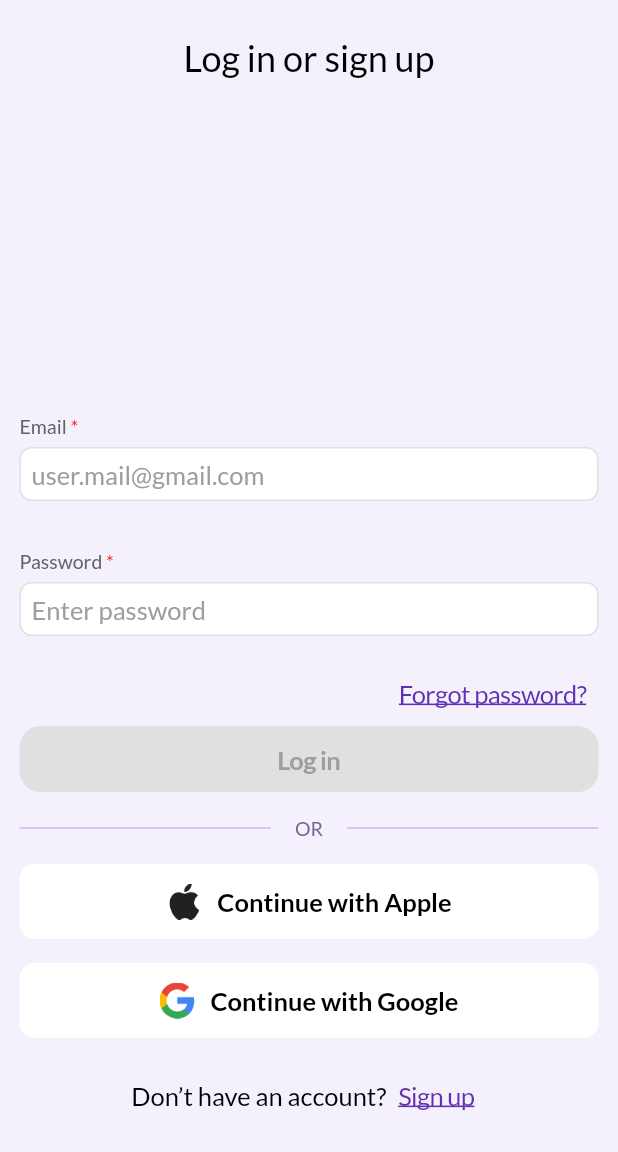
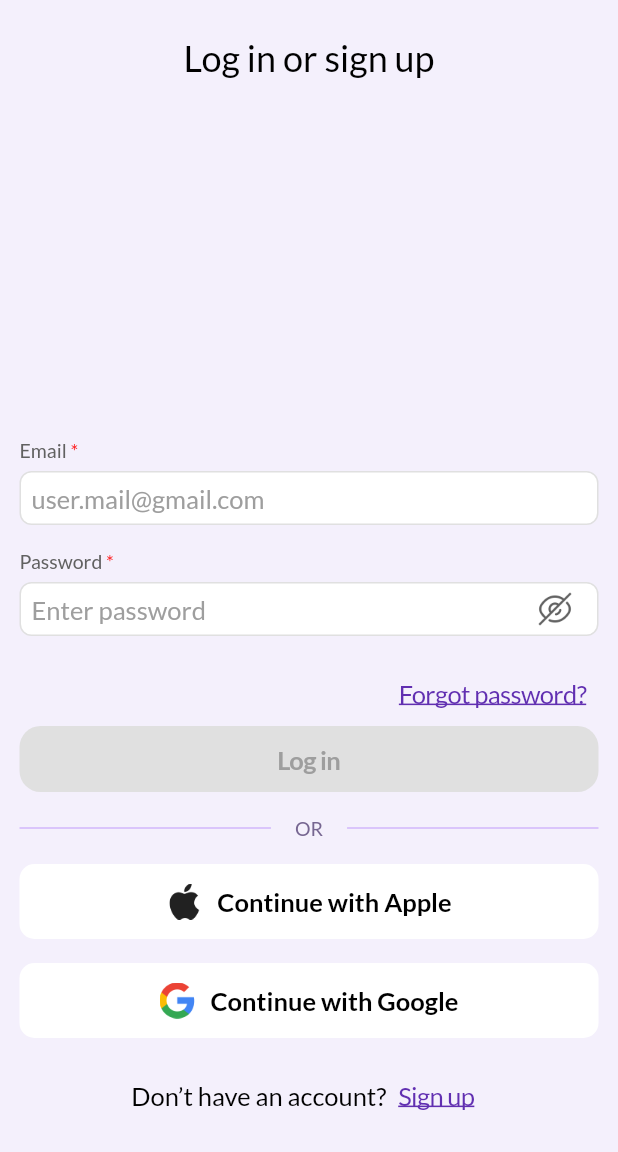
Before and after one commit to MrSanchezzzzz/kidbank.market, a Flutter app: the AuthScreen screen opened by its route, on a phone screen of 412 x 824 dp, the part 84-1236 px from its top. Run offline on Flutter 3.47's test engine with Material 3 defaults, Android fonts, the phone set to English and light mode, and no system bars; our stand-ins replace adaptive_dialog, go_router.

Commit message:
Auth: implemented password textview

```diff
--- a/lib/features/registration/presentation/screens/auth.dart
+++ b/lib/features/registration/presentation/screens/auth.dart
@@ -14,7 +14,7 @@ class AuthScreen extends StatefulWidget {
 
 class _AuthScreenState extends State<AuthScreen> {
   bool emailValid = false, passwordValid = false;
-
+  bool showPassword=false;
   void login() {}
 
   String? validateEmail(String? value) {
@@ -97,8 +97,7 @@ class _AuthScreenState extends State<AuthScreen> {
                     placeholder: 'user.mail@gmail.com',
                     required: true,
                   ),
-                  const SizedBox(height: 16),
-                  CustomTextField(
+                  CustomTextField.password(
                     label: 'Password',
                     validator: validatePassword,
                     placeholder: 'Enter password',
```
Also changed, not shown: assets/images/eye.png (added), assets/images/eye_slash.png (added).
